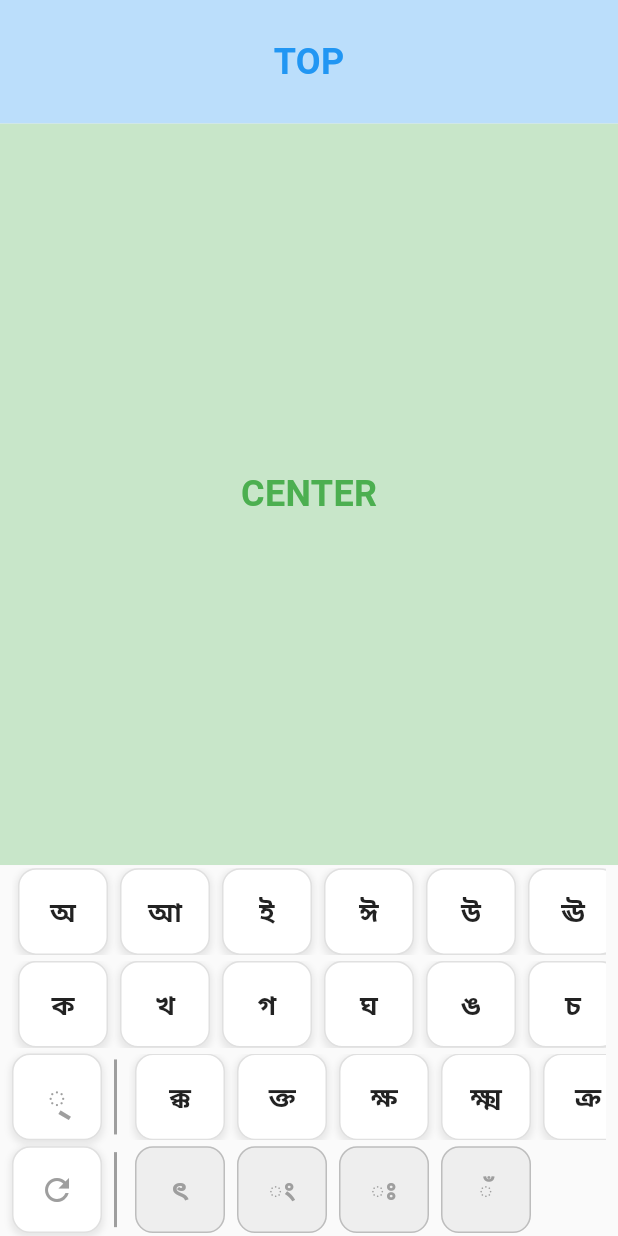
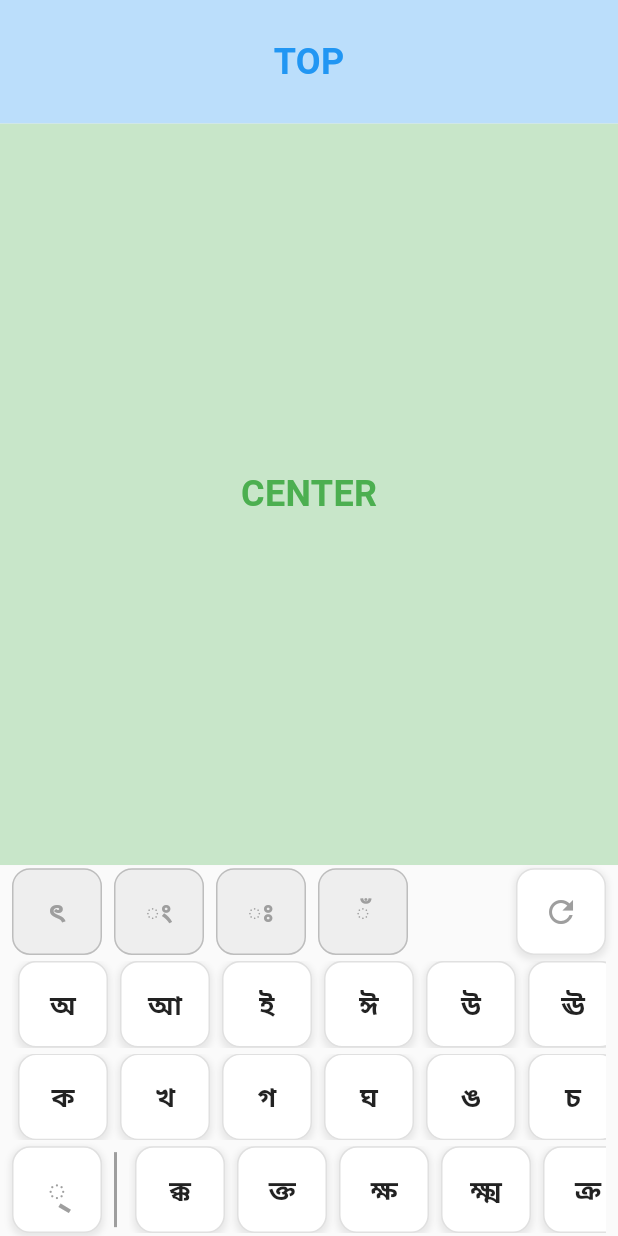
Before and after one commit to kumarlalapet/wordslagna, a Flutter app: the screen it shows after launch, after a tap on the "refresh" icon, on a phone screen of 412 x 824 dp. Run offline on Flutter 3.47's test engine with Material 3 defaults, Android fonts, the phone set to English and light mode, and no system bars.

Commit message:
layout modifications

```diff
--- a/lib/game_page/bengali/bengali_keyboard.dart
+++ b/lib/game_page/bengali/bengali_keyboard.dart
@@ -13,6 +13,7 @@ class _BengaliKeyboardState extends State<BengaliKeyboard> {
   String? selectedConjunct;
   String?
   filteringConsonant; // Track which consonant is being used for filtering
+  String? selectedAuxSign; // Track selected auxiliary sign
 
   // Bengali vowels (স্বরবর্ণ)
   static const List<String> vowels = [
@@ -109,7 +110,11 @@ class _BengaliKeyboardState extends State<BengaliKeyboard> {
   ];
 
   List<String> _getVowelRowItems() {
-    if (selectedConjunct != null) {
+    if (selectedAuxSign != null) {
+      // Show auxiliary sign combination
+      String base = selectedConjunct ?? selectedConsonant!;
+      return [base + selectedAuxSign!];
+    } else if (selectedConjunct != null) {
       // Show conjunct + vowel combinations
       return vowels
           .map((vowel) => _combineConsonantVowel(selectedConjunct!, vowel))
@@ -135,6 +140,13 @@ class _BengaliKeyboardState extends State<BengaliKeyboard> {
           .where((conjunct) => conjunct.startsWith(filteringConsonant!))
           .toList();
     }
+  }
+
+  bool _isAuxSignEnabled(String auxSign) {
+    // Only ৎ (khanda ta) is enabled when a consonant or conjunct is selected but no vowel has been added
+    return auxSign == 'ৎ' &&
+        (selectedConsonant != null || selectedConjunct != null) &&
+        selectedAuxSign == null;
   }
 
   String _combineConsonantVowel(String consonant, String vowel) {
@@ -168,7 +180,119 @@ class _BengaliKeyboardState extends State<BengaliKeyboard> {
   Widget build(BuildContext context) {
     return Column(
       children: [
-        // First row - Vowels or Consonant + Vowels
+        // First row - Reset button and Auxiliary Signs (moved from 4th row)
+        Expanded(
+          flex: 1,
+          child: Container(
+            padding: const EdgeInsets.symmetric(horizontal: 8.0, vertical: 2.0),
+            child: Row(
+              children: [
+                // Fixed auxiliary signs (non-scrollable) - left side
+                Expanded(
+                  child: Row(
+                    mainAxisAlignment: MainAxisAlignment.start,
+                    children: auxiliarySigns.map((auxSign) {
+                      bool isEnabled = _isAuxSignEnabled(auxSign);
+                      return Container(
+                        width: 60,
+                        height: 60,
+                        margin: const EdgeInsets.only(right: 8.0),
+                        decoration: BoxDecoration(
+                          color: isEnabled ? Colors.white : Colors.grey[200],
+                          borderRadius: BorderRadius.circular(12.0),
+                          border: Border.all(
+                            color: isEnabled
+                                ? Colors.grey[300]!
+                                : Colors.grey[400]!,
+                            width: 1.0,
+                          ),
+                          boxShadow: isEnabled
+                              ? [
+                                  BoxShadow(
+                                    color: Colors.grey.withOpacity(0.2),
+                                    spreadRadius: 1,
+                                    blurRadius: 3,
+                                    offset: const Offset(0, 2),
+                                  ),
+                                ]
+                              : null,
+                        ),
+                        child: Material(
+                          color: Colors.transparent,
+                          child: InkWell(
+                            borderRadius: BorderRadius.circular(12.0),
+                            onTap: isEnabled
+                                ? () {
+                                    setState(() {
+                                      selectedAuxSign = auxSign;
+                                    });
+                                    print('Selected auxiliary sign: $auxSign');
+                                  }
+                                : null,
+                            child: Center(
+                              child: Text(
+                                auxSign,
+                                style: TextStyle(
+                                  fontSize: 18,
+                                  fontWeight: FontWeight.bold,
+                                  color: isEnabled
+                                      ? Colors.black87
+                                      : Colors.grey[500],
+                                ),
+                              ),
+                            ),
+                          ),
+                        ),
+                      );
+                    }).toList(),
+                  ),
+                ),
+                // Reset button - right side
+                Container(
+                  width: 60,
+                  height: 60,
+                  decoration: BoxDecoration(
+                    color: Colors.white,
+                    borderRadius: BorderRadius.circular(12.0),
+                    border: Border.all(color: Colors.grey[300]!, width: 1.0),
+                    boxShadow: [
+                      BoxShadow(
+                        color: Colors.grey.withOpacity(0.2),
+                        spreadRadius: 1,
+                        blurRadius: 3,
+                        offset: const Offset(0, 2),
+                      ),
+                    ],
+                  ),
+                  child: Material(
+                    color: Colors.transparent,
+                    child: InkWell(
+                      borderRadius: BorderRadius.circular(12.0),
+                      onTap: () {
+                        setState(() {
+                          selectedConsonant = null;
+                          selectedConjunct = null;
+                          filteringConsonant = null; // Clear filtering
+                          selectedAuxSign = null; // Clear auxiliary sign
+                        });
+                        print('Clear button pressed');
+                      },
+                      child: const Center(
+                        child: Icon(
+                          Icons.refresh,
+                          color: Colors.grey,
+                          size: 24,
+                        ),
+                      ),
+                    ),
+                  ),
+                ),
+              ],
+            ),
+          ),
+        ),
+
+        // Second row - Vowels or Consonant + Vowels (moved from 1st row)
         Expanded(
           flex: 1,
           child: Container(
@@ -187,6 +311,7 @@ class _BengaliKeyboardState extends State<BengaliKeyboard> {
                               null; // Reset to show basic vowels
                           selectedConjunct = null;
                           filteringConsonant = null; // Clear filtering
+                          selectedAuxSign = null; // Clear auxiliary sign
                         });
                         print('Selected akshara: $item');
                       },
@@ -198,7 +323,7 @@ class _BengaliKeyboardState extends State<BengaliKeyboard> {
           ),
         ),
 
-        // Second row - Consonants
+        // Third row - Consonants (moved from 2nd row)
         Expanded(
           flex: 1,
           child: Container(
@@ -217,11 +342,13 @@ class _BengaliKeyboardState extends State<BengaliKeyboard> {
                             // If same consonant is clicked again, deselect it
                             selectedConsonant = null;
                             filteringConsonant = null; // Clear filtering
+                            selectedAuxSign = null; // Clear auxiliary sign
                           } else {
                             // Select new consonant and clear any selected conjunct
                             selectedConsonant = consonant;
                             filteringConsonant = consonant; // Set filtering
                             selectedConjunct = null;
+                            selectedAuxSign = null; // Clear auxiliary sign
                           }
                         });
                         print('Selected consonant: $consonant');
@@ -235,7 +362,7 @@ class _BengaliKeyboardState extends State<BengaliKeyboard> {
           ),
         ),
 
-        // Third row - Hasanta and Common Conjuncts
+        // Fourth row - Hasanta and Common Conjuncts (moved from 3rd row)
         Expanded(
           flex: 1,
           child: Container(
@@ -301,10 +428,14 @@ class _BengaliKeyboardState extends State<BengaliKeyboard> {
                                   selectedConjunct = null;
                                   filteringConsonant =
                                       null; // Clear filtering to show all conjuncts
+                                  selectedAuxSign =
+                                      null; // Clear auxiliary sign
                                 } else {
                                   // Select new conjunct and clear any selected consonant
                                   selectedConjunct = conjunct;
                                   selectedConsonant = null;
+                                  selectedAuxSign =
+                                      null; // Clear auxiliary sign
                                   // Keep filteringConsonant unchanged to maintain filtered view
                                 }
                               });
@@ -321,97 +452,6 @@ class _BengaliKeyboardState extends State<BengaliKeyboard> {
             ),
           ),
         ),
-
-        // Fourth row - Reset button and Auxiliary Signs
-        Expanded(
-          flex: 1,
-          child: Container(
-            padding: const EdgeInsets.symmetric(horizontal: 8.0, vertical: 2.0),
-            child: Row(
-              children: [
-                // Reset button
-                Container(
-                  width: 60,
-                  height: 60,
-                  decoration: BoxDecoration(
-                    color: Colors.white,
-                    borderRadius: BorderRadius.circular(12.0),
-                    border: Border.all(color: Colors.grey[300]!, width: 1.0),
-                    boxShadow: [
-                      BoxShadow(
-                        color: Colors.grey.withOpacity(0.2),
-                        spreadRadius: 1,
-                        blurRadius: 3,
-                        offset: const Offset(0, 2),
-                      ),
-                    ],
-                  ),
-                  child: Material(
-                    color: Colors.transparent,
-                    child: InkWell(
-                      borderRadius: BorderRadius.circular(12.0),
-                      onTap: () {
-                        setState(() {
-                          selectedConsonant = null;
-                          selectedConjunct = null;
-                          filteringConsonant = null; // Clear filtering
-                        });
-                        print('Clear button pressed');
-                      },
-                      child: const Center(
-                        child: Icon(
-                          Icons.refresh,
-                          color: Colors.grey,
-                          size: 24,
-                        ),
-                      ),
-                    ),
-                  ),
-                ),
-                const SizedBox(width: 8),
-                // Vertical divider
-                Container(width: 2, height: 50, color: Colors.grey),
-                const SizedBox(width: 8),
-                // Scrollable auxiliary signs (disabled in initial state)
-                Expanded(
-                  child: SingleChildScrollView(
-                    scrollDirection: Axis.horizontal,
-                    child: Row(
-                      children: auxiliarySigns.map((auxSign) {
-                        return Padding(
-                          padding: const EdgeInsets.symmetric(horizontal: 4.0),
-                          child: Container(
-                            width: 60,
-                            height: 60,
-                            decoration: BoxDecoration(
-                              color: Colors.grey[200], // Disabled appearance
-                              borderRadius: BorderRadius.circular(12.0),
-                              border: Border.all(
-                                color: Colors.grey[400]!,
-                                width: 1.0,
-                              ),
-                            ),
-                            child: Center(
-                              child: Text(
-                                auxSign,
-                                style: TextStyle(
-                                  fontSize: 18,
-                                  fontWeight: FontWeight.bold,
-                                  color:
-                                      Colors.grey[500], // Disabled text color
-                                ),
-                              ),
-                            ),
-                          ),
-                        );
-                      }).toList(),
-                    ),
-                  ),
-                ),
-              ],
-            ),
-          ),
-        ),
       ],
     );
   }
```
